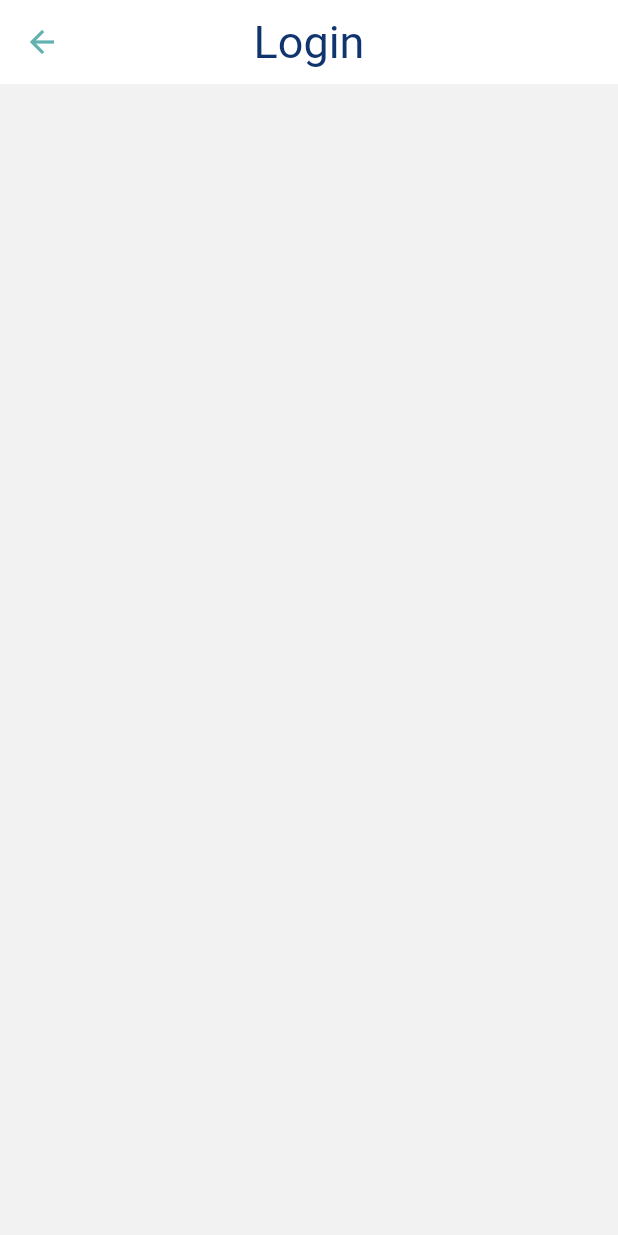
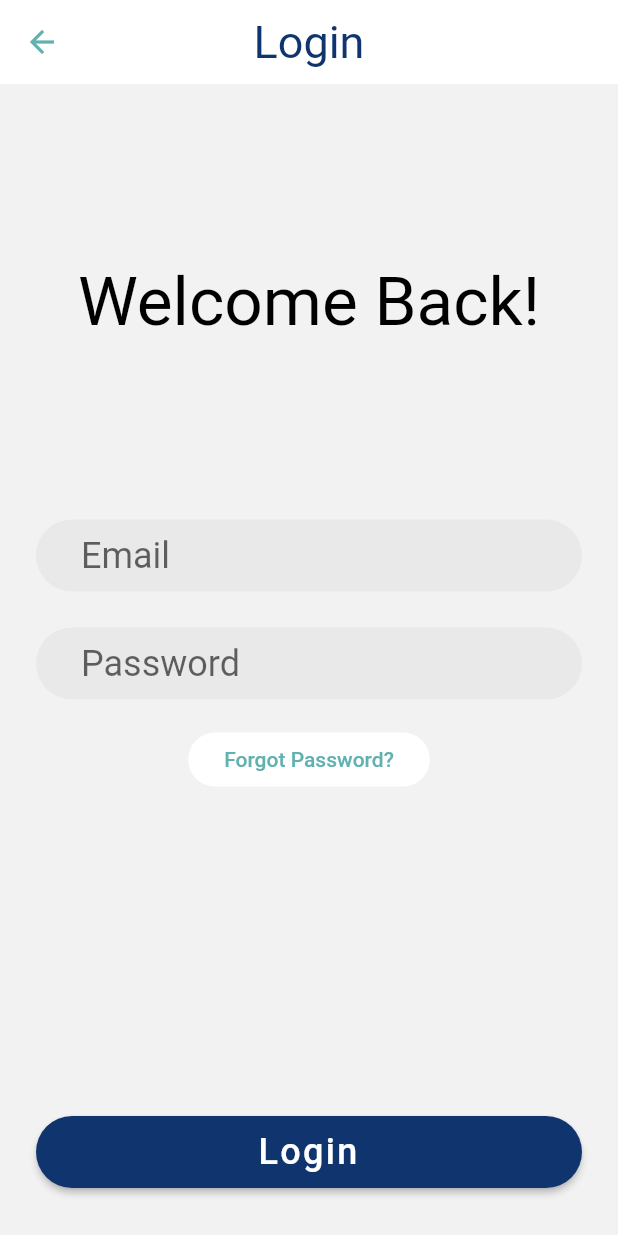
Before and after one commit to influenzanet/app, a Flutter app: the LoginPage screen opened directly, on a phone screen of 412 x 824 dp. Run offline on Flutter 3.47's test engine with Material 2 defaults, Android fonts, the phone set to English and light mode, and no system bars.

Commit message:
Added LoginPage.

```diff
--- a/lib/ui/common/themes/influenzanet-theme.dart
+++ b/lib/ui/common/themes/influenzanet-theme.dart
@@ -64,4 +64,8 @@ class ThemeElements {
   static const TextStyle displayTextStyle = TextStyle(
     color: Colors.black,
   );
+
+  static const double pagePadding = 24.0;
+  static const double elementPadding = 24.0;
+  static const double connectedElementPadding = 16.0;
 }
--- /dev/null
+++ b/lib/ui/common/widgets/forms/themed-text-form-field.dart
@@ -0,0 +1,19 @@
+import 'package:InfluenzaNet/ui/common/themes/influenzanet-theme.dart';
+import 'package:flutter/material.dart';
+
+class ThemedTextFormField extends TextFormField {
+  ThemedTextFormField({String hintText})
+      : super(
+          style: TextStyle(fontSize: 24.0),
+          decoration: InputDecoration(
+              hintText: hintText,
+              hintStyle: TextStyle(fontSize: 24.0),
+              contentPadding: EdgeInsets.symmetric(vertical: 10, horizontal: 30),
+              filled: true,
+              focusColor: ThemeElements.primaryColorLight,
+              border: OutlineInputBorder(
+                borderRadius: BorderRadius.circular(100),
+                borderSide: BorderSide.none,
+              )),
+        );
+}
--- a/lib/ui/onboarding/pages/instance-selection-page.dart
+++ b/lib/ui/onboarding/pages/instance-selection-page.dart
@@ -1,3 +1,4 @@
+import 'package:InfluenzaNet/ui/common/themes/influenzanet-theme.dart';
 import 'package:InfluenzaNet/ui/common/widgets/buttons/themed-flat-button.dart';
 import 'package:InfluenzaNet/ui/common/widgets/buttons/themed-raised-button.dart';
 import 'package:InfluenzaNet/ui/common/widgets/scaffolds/themed-scaffold.dart';
@@ -44,7 +45,7 @@ class InstanceSelectionPage extends StatelessWidget {
           style: themeData.textTheme.title,
         ),
         Padding(
-          padding: const EdgeInsets.all(12.0),
+          padding: const EdgeInsets.all(ThemeElements.connectedElementPadding),
           child: RaisedButton(
             shape: CircleBorder(),
             color: Colors.grey,
--- a/lib/ui/onboarding/pages/login-page.dart
+++ b/lib/ui/onboarding/pages/login-page.dart
@@ -1,4 +1,8 @@
+import 'package:InfluenzaNet/ui/common/themes/influenzanet-theme.dart';
 import 'package:InfluenzaNet/ui/common/widgets/app-bars/themed-app-bar.dart';
+import 'package:InfluenzaNet/ui/common/widgets/buttons/themed-flat-button.dart';
+import 'package:InfluenzaNet/ui/common/widgets/buttons/themed-raised-button.dart';
+import 'package:InfluenzaNet/ui/common/widgets/forms/themed-text-form-field.dart';
 import 'package:InfluenzaNet/ui/common/widgets/scaffolds/themed-scaffold.dart';
 import 'package:flutter/material.dart';
 
@@ -11,6 +15,60 @@ class LoginPage extends StatelessWidget {
         themeData,
         titleText: 'Login',
       ),
+      body: LoginForm(),
     );
   }
 }
+
+class LoginForm extends StatefulWidget {
+  @override
+  LoginFormState createState() => LoginFormState();
+}
+
+class LoginFormState extends State<LoginForm> {
+  final _formKey = GlobalKey<FormState>();
+
+  @override
+  Widget build(BuildContext context) {
+    ThemeData themeData = Theme.of(context);
+    return Form(
+      key: _formKey,
+      child: Padding(
+        padding: const EdgeInsets.symmetric(horizontal: ThemeElements.pagePadding),
+        child: Column(
+          crossAxisAlignment: CrossAxisAlignment.stretch,
+          mainAxisAlignment: MainAxisAlignment.spaceBetween,
+          mainAxisSize: MainAxisSize.max,
+          children: <Widget>[
+            Spacer(flex: 10),
+            Text(
+              'Welcome Back!',
+              style: themeData.textTheme.display2,
+              textAlign: TextAlign.center,
+            ),
+            Spacer(flex: 10),
+            _inputFields(themeData),
+            Spacer(flex: 18),
+            ThemedRaisedButton(themeData, text: 'Login', onPressed: () {}),
+          ],
+        ),
+      ),
+    );
+  }
+
+  Widget _inputFields(ThemeData themeData) {
+    return Column(
+      children: <Widget>[
+        ThemedTextFormField(
+          hintText: 'Email',
+        ),
+        Container(height: ThemeElements.elementPadding),
+        ThemedTextFormField(
+          hintText: 'Password',
+        ),
+        Container(height: ThemeElements.connectedElementPadding),
+        ThemedFlatButton(themeData, text: 'Forgot Password?', onPressed: () {}),
+      ],
+    );
+  }
+}
--- a/lib/ui/onboarding/pages/welcome-page.dart
+++ b/lib/ui/onboarding/pages/welcome-page.dart
@@ -1,3 +1,4 @@
+import 'package:InfluenzaNet/ui/common/themes/influenzanet-theme.dart';
 import 'package:InfluenzaNet/ui/common/widgets/app-bars/themed-app-bar.dart';
 import 'package:InfluenzaNet/ui/common/widgets/buttons/themed-raised-button.dart';
 import 'package:InfluenzaNet/ui/common/widgets/scaffolds/themed-scaffold.dart';
@@ -11,7 +12,7 @@ class WelcomePage extends StatelessWidget {
     return ThemedScaffold(
       appBar: ThemedAppBar(themeData, titleText: 'Get Started'),
       body: Padding(
-        padding: const EdgeInsets.symmetric(horizontal: 24.0),
+        padding: const EdgeInsets.symmetric(horizontal: ThemeElements.pagePadding),
         child: Column(
           crossAxisAlignment: CrossAxisAlignment.stretch,
           children: <Widget>[
@@ -37,7 +38,7 @@ class WelcomePage extends StatelessWidget {
 
   Widget _logo() {
     return Padding(
-      padding: const EdgeInsets.only(top: 16.0),
+      padding: const EdgeInsets.only(top: ThemeElements.connectedElementPadding),
       child: Image.asset("assets/images/logos/influenzanet.png"),
     );
   }
@@ -54,7 +55,7 @@ class WelcomePage extends StatelessWidget {
 
   Widget _signupButton(ThemeData themeData, BuildContext context) {
     return Padding(
-      padding: const EdgeInsets.only(top: 24.0),
+      padding: const EdgeInsets.only(top: ThemeElements.elementPadding),
       child: ThemedRaisedButton(
         themeData,
         primaryColor: false,
```
